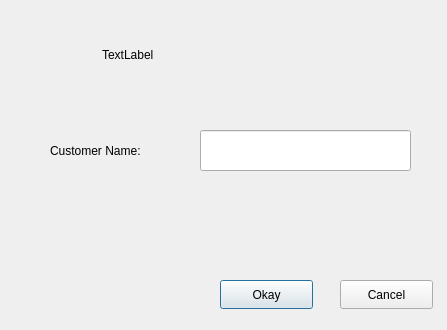
Before: the Qt Designer form roomclickedforcheckindialog.ui in mesuutozkan/hotelManagementQt, drawn with Qt 5.
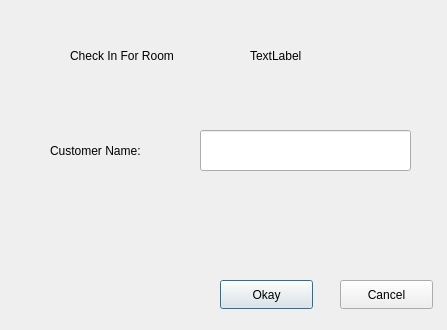
After: the same form once the commit is applied.

Commit message: Add check in functionallity to all rooms

```diff
--- a/roomclickedforcheckindialog.ui
+++ b/roomclickedforcheckindialog.ui
@@ -16,12 +16,15 @@
   <widget class="QLabel" name="labelRoomNumber">
    <property name="geometry">
     <rect>
-     <x>102</x>
-     <y>29</y>
-     <width>251</width>
+     <x>250</x>
+     <y>30</y>
+     <width>191</width>
      <height>51</height>
     </rect>
    </property>
+   <property name="styleSheet">
+    <string notr="true">font: 700 14pt &quot;Segoe UI&quot;;</string>
+   </property>
    <property name="text">
     <string>TextLabel</string>
    </property>
@@ -75,6 +78,24 @@
     <string>Customer Name:</string>
    </property>
   </widget>
+  <widget class="QLabel" name="labelRoomNumber_2">
+   <property name="geometry">
+    <rect>
+     <x>70</x>
+     <y>30</y>
+     <width>191</width>
+     <height>51</height>
+    </rect>
+   </property>
+   <property name="styleSheet">
+    <string notr="true">font: 700 14pt &quot;Segoe UI&quot;;
+
+</string>
+   </property>
+   <property name="text">
+    <string>Check In For Room </string>
+   </property>
+  </widget>
  </widget>
  <resources/>
  <connections/>
```
The commit also changes 4 other files.
